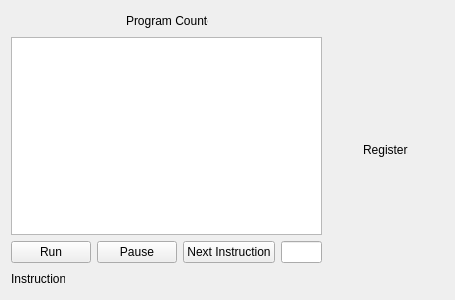
Above: src/cpu.ui from FizzyGalacticus/gbdynbintrans before the change. Below: the same form after it.
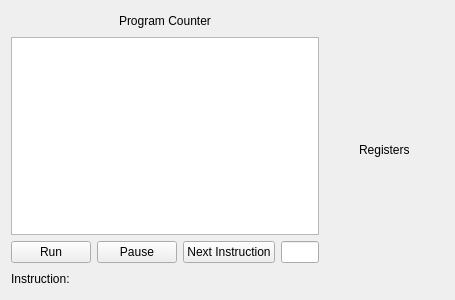
That is the form after the change.

Commit message: Fixed issue with labels cutting off on linux machines.

Patch:
```diff
--- a/src/cpu.ui
+++ b/src/cpu.ui
@@ -41,7 +41,7 @@
           <widget class="QLabel" name="programCounterLabel">
            <property name="maximumSize">
             <size>
-             <width>82</width>
+             <width>115</width>
              <height>20</height>
             </size>
            </property>
@@ -132,7 +132,7 @@
           <widget class="QLabel" name="instructionLabel">
            <property name="maximumSize">
             <size>
-             <width>54</width>
+             <width>75</width>
              <height>20</height>
             </size>
            </property>
@@ -182,7 +182,7 @@
           <widget class="QLabel" name="registerLabel">
            <property name="maximumSize">
             <size>
-             <width>45</width>
+             <width>60</width>
              <height>20</height>
             </size>
            </property>
```
